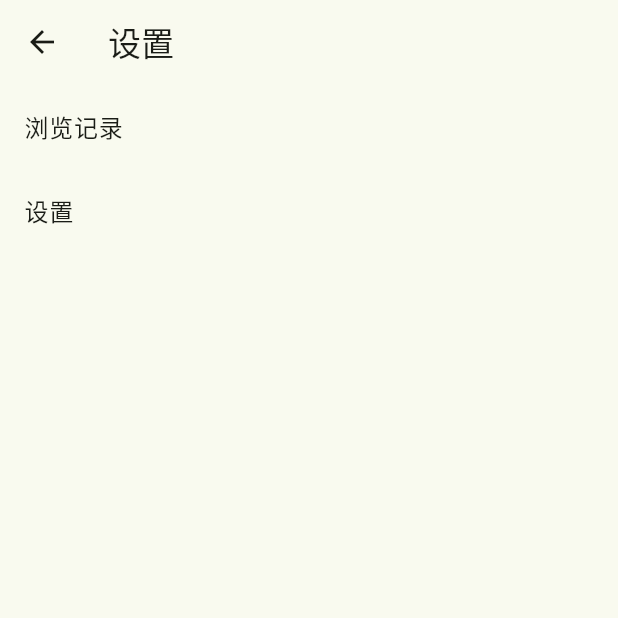
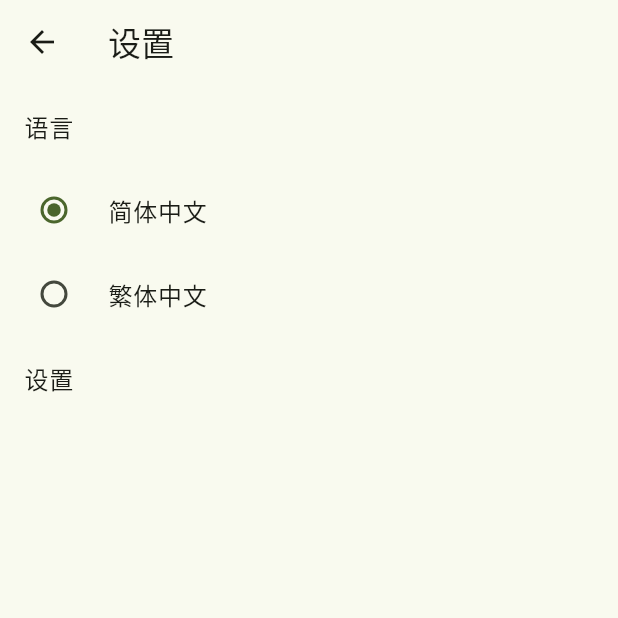
Before and after one commit to zmhawk/acim-helper, a Flutter app: the SettingPage screen opened directly, on a phone screen of 412 x 824 dp, the top half of it. Run offline on Flutter 3.47's test engine with Material 2 defaults, Android fonts, the phone set to English and light mode, and no system bars; our stand-ins replace flutter_hooks, shared_preferences; accounts and stored records are empty; statements that could not run were skipped.

Commit message:
feat: 设置语言

```diff
--- a/lib/models/text.dart
+++ b/lib/models/text.dart
@@ -2,11 +2,16 @@ import 'package:acim_helper/models/data.dart';
 import 'package:flutter/material.dart';
 
 class CurrentText extends ChangeNotifier {
-  DataItem current = DataItem(-1, 'Loading...');
+  int current = DataModel().randomIndex();
 
-  DataItem get getCurrent => current;
+  CurrentText();
 
-  void changeText(DataItem item) {
+  DataItem get getCurrent {
+    if (current == -1) return DataItem(-1, '');
+    return dataList[current];
+  }
+
+  void changeText(int item) {
     current = item;
     notifyListeners();
   }
--- a/lib/pages/loading.dart
+++ b/lib/pages/loading.dart
@@ -1,3 +1,4 @@
+import 'package:acim_helper/configuration.dart';
 import 'package:acim_helper/models/data.dart';
 import 'package:flutter/material.dart';
 
@@ -8,7 +9,8 @@ class LoadingPage extends StatelessWidget {
   final Function onInitializationComplete;
 
   void initializeApp(BuildContext context) async {
-    await loadData();
+    await Config.load();
+    await DataModel().loadData();
     onInitializationComplete();
   }
 
--- a/lib/pages/settings/settings.dart
+++ b/lib/pages/settings/settings.dart
@@ -1,3 +1,5 @@
+import 'package:acim_helper/configuration.dart';
+import 'package:acim_helper/models/data.dart';
 import 'package:flutter/material.dart';
 import 'package:flutter_hooks/flutter_hooks.dart';
 
@@ -9,6 +11,15 @@ class SettingPage extends StatefulHookWidget {
 }
 
 class _SettingPageState extends State<SettingPage> {
+  Config config = Config();
+
+  void handleChangeLanguage(language) async {
+    config.setLanguage(language);
+    await DataModel().loadData();
+    // TODO: reload current text
+    setState(() {});
+  }
+
   @override
   Widget build(BuildContext context) {
     return Scaffold(
@@ -19,11 +30,31 @@ class _SettingPageState extends State<SettingPage> {
               icon: const Icon(Icons.arrow_back)),
         ),
         body: ListView(
-          children: const [
-            ListTile(
-              title: Text('浏览记录'),
+          children: [
+            const ListTile(
+              title: Text('语言'),
             ),
-            ListTile(
+            RadioListTile(
+              value: Language.zhHans,
+              groupValue: config.language,
+              onChanged: handleChangeLanguage,
+              title: const Text('简体中文'),
+            ),
+            RadioListTile(
+              value: Language.zhHant,
+              groupValue: config.language,
+              onChanged: handleChangeLanguage,
+              title: const Text('繁体中文'),
+            ),
+            // RadioListTile(
+            //   value: Language.enUS,
+            //   groupValue: Language.zhHans,
+            //   onChanged: (value) {
+            //     print(value);
+            //   },
+            //   title: const Text('English'),
+            // ),
+            const ListTile(
               title: Text('设置'),
             ),
           ],
```
Also changed, not shown: lib/configuration.dart (+60 -28 lines), lib/models/data.dart (+16 -4 lines), lib/pages/home.dart (+2 -6 lines).
